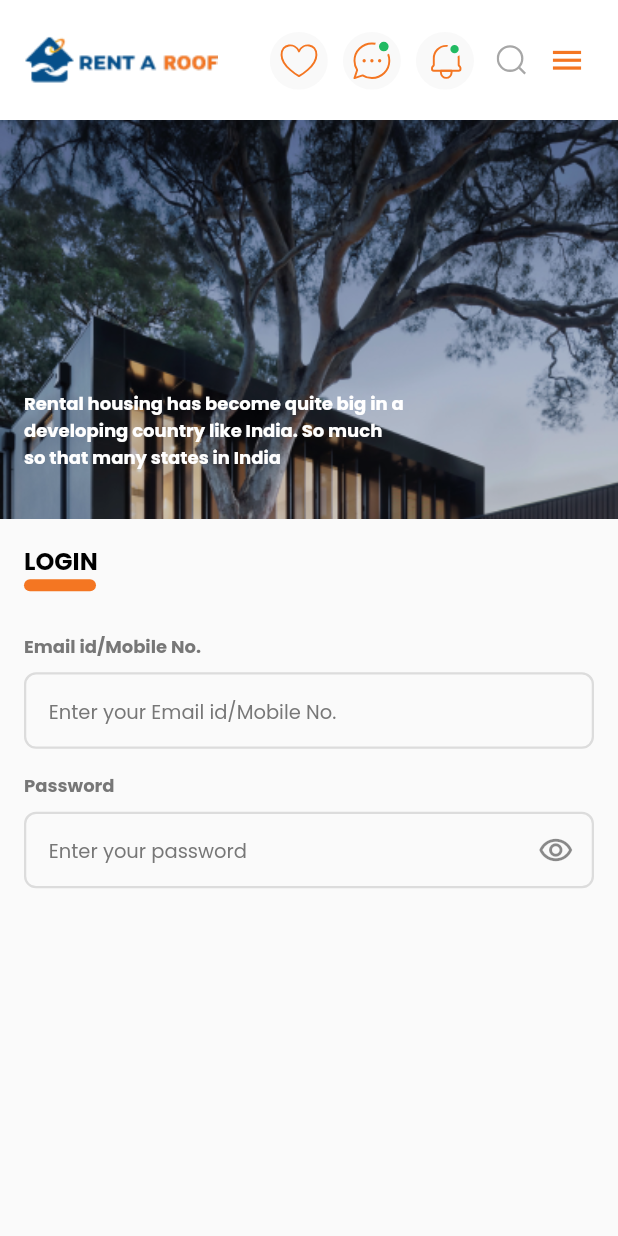
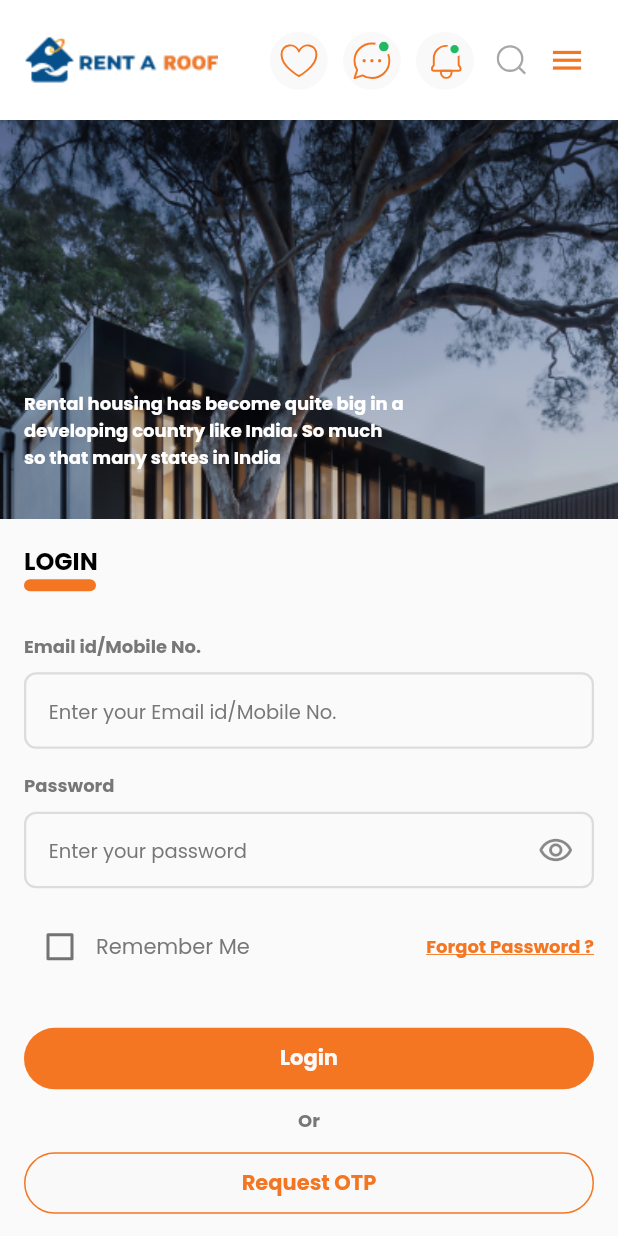
Before and after one commit to Bohemiaking/medecy, a Flutter app: the screen it shows after launch, on a phone screen of 412 x 824 dp. Run offline on Flutter 3.47's test engine with Material 2 defaults, Android fonts, the phone set to English and light mode, and no system bars; our stand-ins replace flutter_svg, google_fonts.

Commit message:
created - login-page

```diff
--- a/lib/views/authentication/login_page.dart
+++ b/lib/views/authentication/login_page.dart
@@ -1,17 +1,25 @@
 import 'package:flutter/material.dart';
-import 'package:rentaroof_agent/constants/app_assets.dart';
 import 'package:rentaroof_agent/constants/app_dimensions.dart';
 import 'package:rentaroof_agent/constants/app_theme.dart';
 import 'package:rentaroof_agent/views/base/app_bar.dart';
 import 'package:rentaroof_agent/views/base/app_textfield.dart';
+import 'package:rentaroof_agent/views/base/buttons/app_button.dart';
+import 'package:rentaroof_agent/views/base/buttons/underline_text_button.dart';
 
 import '../base/app_textunderline.dart';
 import '../base/imagetextstack_container.dart';
 
-class LoginPage extends StatelessWidget {
+class LoginPage extends StatefulWidget {
   const LoginPage({super.key});
 
   static const route = "login";
+
+  @override
+  State<LoginPage> createState() => _LoginPageState();
+}
+
+class _LoginPageState extends State<LoginPage> {
+  bool checkbox = false;
 
   @override
   Widget build(BuildContext context) {
@@ -31,6 +39,9 @@ class LoginPage extends StatelessWidget {
               child: SizedBox(
                 width: width(context),
                 child: Column(
+                  crossAxisAlignment: CrossAxisAlignment.center,
+                  children: [
+                    Column(
                       crossAxisAlignment: CrossAxisAlignment.start,
                       children: [
                         const Text(
@@ -56,6 +67,77 @@ class LoginPage extends StatelessWidget {
                           isPassword: true,
                           txtData: "Password",
                           hintData: "Enter your password",
+                        ),
+                        const SizedBox(
+                          height: 15,
+                        ),
+                        Row(
+                          mainAxisAlignment: MainAxisAlignment.spaceBetween,
+                          children: [
+                            Row(
+                              children: [
+                                Checkbox(
+                                    value: checkbox,
+                                    onChanged: ((value) {
+                                      setState(() {
+                                        checkbox = !checkbox;
+                                      });
+                                    })),
+                                Text(
+                                  "Remember Me",
+                                  style: textMedium().copyWith(fontSize: 14.0),
+                                )
+                              ],
+                            ),
+                            const UnderlineTextButton(
+                              txtData: "Forgot Password ?",
+                            )
+                          ],
+                        ),
+                      ],
+                    ),
+                    const SizedBox(
+                      height: 30,
+                    ),
+                    AppButton(
+                        height: 41.0,
+                        width: width(context) / 1,
+                        isColorFilled: true,
+                        txtdata: "Login"),
+                    const SizedBox(
+                      height: 12,
+                    ),
+                    Text(
+                      "Or",
+                      style: textMedium().copyWith(fontWeight: FontWeight.bold),
+                    ),
+                    const SizedBox(
+                      height: 12,
+                    ),
+                    AppButton(
+                        height: 41.0,
+                        width: width(context) / 1,
+                        isColorFilled: false,
+                        txtdata: "Request OTP"),
+                    const SizedBox(
+                      height: 12,
+                    ),
+                    Row(
+                      mainAxisAlignment: MainAxisAlignment.center,
+                      children: [
+                        Text(
+                          "Don't have an account ? ",
+                          style: textMedium()
+                              .copyWith(fontWeight: FontWeight.bold),
+                        ),
+                        TextButton(
+                            onPressed: (() {}),
+                            child: Text(
+                              "Sign up",
+                              style: textApp()
+                                  .copyWith(color: const Color(0xffF47622)),
+                            ))
+                      ],
                     )
                   ],
                 ),
--- /dev/null
+++ b/lib/views/base/buttons/underline_text_button.dart
@@ -0,0 +1,28 @@
+// ignore_for_file: prefer_typing_uninitialized_variables
+
+import 'package:flutter/material.dart';
+
+import '../../../constants/app_theme.dart';
+
+class UnderlineTextButton extends StatelessWidget {
+  final onTap;
+  final txtData;
+  const UnderlineTextButton({
+    Key? key,
+    this.onTap, this.txtData,
+  }) : super(key: key);
+
+  @override
+  Widget build(BuildContext context) {
+    return InkWell(
+      onTap: onTap,
+      child: Text(
+        txtData,
+        style: textMedium().copyWith(
+            color: const Color(0xfff47622),
+            fontWeight: FontWeight.bold,
+            decoration: TextDecoration.underline),
+      ),
+    );
+  }
+}
--- a/lib/views/bookmark_page.dart
+++ b/lib/views/bookmark_page.dart
@@ -6,6 +6,7 @@ import 'package:rentaroof_agent/views/base/buttons/app_button.dart';
 import 'package:rentaroof_agent/views/base/buttons/app_image_button.dart';
 
 import '../constants/app_theme.dart';
+import 'base/buttons/underline_text_button.dart';
 
 class BookMarkPage extends StatelessWidget {
   const BookMarkPage({super.key});
@@ -107,12 +108,8 @@ class BookMarkPage extends StatelessWidget {
                 const SizedBox(
                   height: 8,
                 ),
-                Text(
-                  "View Details >>",
-                  style: textMedium().copyWith(
-                      color: const Color(0xfff47622),
-                      fontWeight: FontWeight.w400,
-                      decoration: TextDecoration.underline),
+                const UnderlineTextButton(
+                  txtData: "View Details >>",
                 ),
                 const SizedBox(
                   height: 16,
```
Lines whose indentation alone changed are shown as unchanged.
